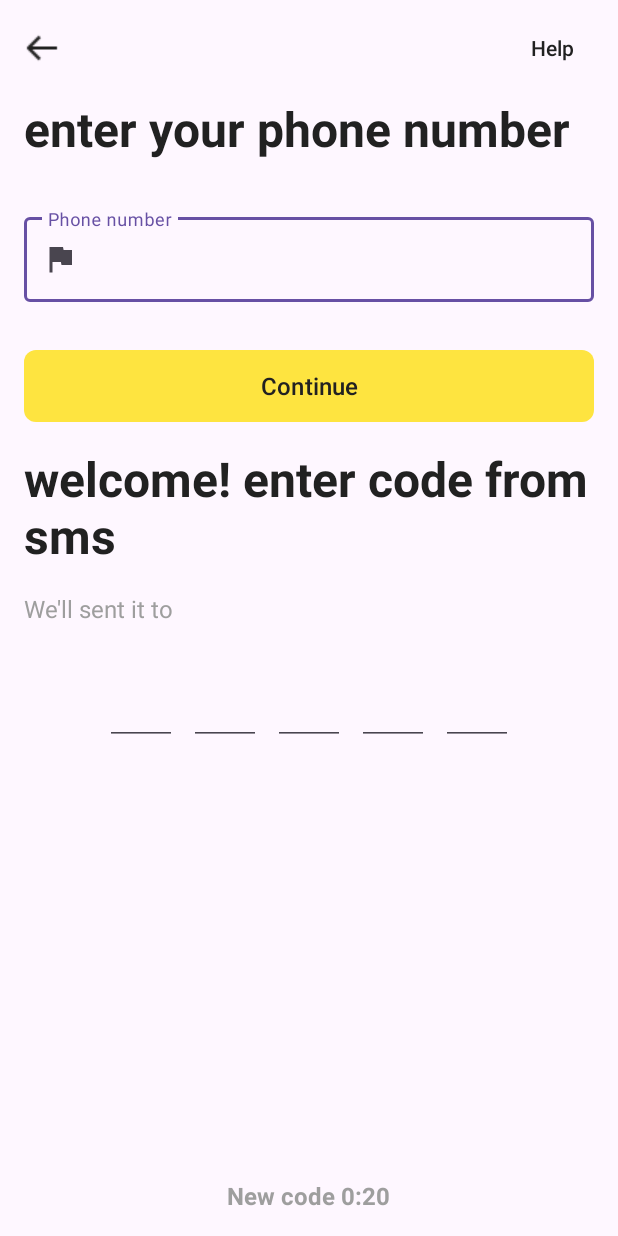
After one commit to Amirelo/FurnitureStore, an Android app: the fragment AccountVerifyFragment shown on its own in the app's theme, on a phone screen of 412 x 824 dp. The commit adds this screen. Run offline under Robolectric (Android 15) with nearby library versions, the phone set to English and light mode, and no system bars; network calls fail.

Commit message:
layouts: Account select country, account starting, account verify phone

```diff
--- /dev/null
+++ b/app/src/main/java/com/example/furniturestore/fragments/AccountVerifyFragment.kt
@@ -0,0 +1,20 @@
+package com.example.furniturestore.fragments
+
+import android.os.Bundle
+import androidx.fragment.app.Fragment
+import android.view.LayoutInflater
+import android.view.View
+import android.view.ViewGroup
+import com.example.furniturestore.R
+
+class AccountVerifyFragment : Fragment() {
+
+    override fun onCreateView(
+        inflater: LayoutInflater, container: ViewGroup?,
+        savedInstanceState: Bundle?
+    ): View? {
+        // Inflate the layout for this fragment
+        return inflater.inflate(R.layout.fragment_account_verify, container, false)
+    }
+
+}
--- a/app/src/main/java/com/example/furniturestore/models/Product.kt
+++ b/app/src/main/java/com/example/furniturestore/models/Product.kt
@@ -9,10 +9,4 @@ data class Product (
     var description: String,
     var addedDate: String,
     var prodImg: String,
-    var height: Float,
-    var width: Float,
-    var depth: Float,
-    var weight: Float,
-    var mainMaterial: String,
-    var composition: String
 )
--- /dev/null
+++ b/app/src/main/res/drawable/ic_flag.xml
@@ -0,0 +1,5 @@
+<vector android:height="24dp" android:tint="#000000"
+    android:viewportHeight="24" android:viewportWidth="24"
+    android:width="24dp" xmlns:android="http://schemas.android.com/apk/res/android">
+    <path android:fillColor="@android:color/white" android:pathData="M14.4,6L14,4H5v17h2v-7h5.6l0.4,2h7V6z"/>
+</vector>
--- /dev/null
+++ b/app/src/main/res/layout/fragment_account_verify.xml
@@ -0,0 +1,121 @@
+<?xml version="1.0" encoding="utf-8"?>
+<FrameLayout xmlns:android="http://schemas.android.com/apk/res/android"
+    xmlns:tools="http://schemas.android.com/tools"
+    android:layout_width="match_parent"
+    android:layout_height="match_parent"
+    xmlns:app="http://schemas.android.com/apk/res-auto"
+    tools:context=".fragments.AccountVerifyFragment">
+
+    <com.google.android.material.appbar.MaterialToolbar
+        android:layout_width="match_parent"
+        android:layout_height="wrap_content"
+        app:navigationIcon="@drawable/arrow_left">
+
+        <com.google.android.material.button.MaterialButton
+            android:layout_width="wrap_content"
+            android:layout_height="wrap_content"
+            android:layout_gravity="end"
+            android:textColor="@color/black_text"
+            app:backgroundTint="#0000"
+            android:text="Help"/>
+
+    </com.google.android.material.appbar.MaterialToolbar>
+
+
+    <LinearLayout
+        android:layout_width="match_parent"
+        android:layout_height="match_parent"
+        android:orientation="vertical"
+        android:paddingHorizontal="16dp"
+        android:layout_marginTop="?attr/actionBarSize">
+
+        <TextView
+            android:layout_width="match_parent"
+            android:layout_height="wrap_content"
+            android:layout_marginBottom="16dp"
+            style="@style/textHeader"
+            android:text="enter your phone number" />
+
+        <com.google.android.material.textfield.TextInputLayout
+            android:layout_width="match_parent"
+            android:layout_height="wrap_content"
+            android:layout_marginVertical="16dp"
+            app:startIconDrawable="@drawable/ic_flag">
+
+            <com.google.android.material.textfield.TextInputEditText
+                android:layout_width="match_parent"
+                android:layout_height="match_parent"
+                android:hint="Phone number" />
+
+        </com.google.android.material.textfield.TextInputLayout>
+
+        <com.google.android.material.button.MaterialButton
+            android:layout_width="match_parent"
+            android:layout_height="wrap_content"
+            android:layout_marginVertical="16dp"
+            style="@style/PrimaryButtonStyle"
+            android:text="Continue"/>
+
+        <TextView
+            android:layout_width="match_parent"
+            android:layout_height="wrap_content"
+            android:layout_marginBottom="16dp"
+            style="@style/textHeader"
+            android:text="welcome! enter code from sms" />
+
+        <TextView
+            android:layout_width="match_parent"
+            android:layout_height="wrap_content"
+            android:layout_marginBottom="16dp"
+            android:textSize="16sp"
+            android:textColor="@color/gray_placeholder"
+            android:text="We'll sent it to" />
+
+
+        <LinearLayout
+            android:layout_width="match_parent"
+            android:layout_height="wrap_content"
+            android:gravity="center_horizontal"
+            android:orientation="horizontal">
+
+            <EditText
+                android:layout_width="48dp"
+                android:layout_height="64dp"
+                android:layout_marginHorizontal="4dp"/>
+
+            <EditText
+                android:layout_width="48dp"
+                android:layout_height="64dp"
+                android:layout_marginHorizontal="4dp"/>
+
+            <EditText
+                android:layout_width="48dp"
+                android:layout_height="64dp"
+                android:layout_marginHorizontal="4dp"/>
+
+            <EditText
+                android:layout_width="48dp"
+                android:layout_height="64dp"
+                android:layout_marginHorizontal="4dp"/>
+
+            <EditText
+                android:layout_width="48dp"
+                android:layout_height="64dp"
+                android:layout_marginHorizontal="4dp"/>
+
+        </LinearLayout>
+
+
+
+    </LinearLayout>
+    <TextView
+        android:layout_width="wrap_content"
+        android:layout_height="wrap_content"
+        android:layout_gravity="bottom|center_horizontal"
+        android:layout_marginBottom="16dp"
+        android:textSize="16sp"
+        android:textStyle="bold"
+        android:textColor="@color/gray_placeholder"
+        android:text="New code 0:20" />
+
+</FrameLayout>
```
Also changed, not shown: app/src/main/java/com/example/furniturestore/fragments/AccountCountryFragment.kt (added, +18 -0 lines), app/src/main/res/layout/fragment_account_country.xml (added, +29 -0 lines), app/src/main/res/layout/fragment_account_start.xml (+32 -1 lines), app/src/main/res/layout/item_country.xml (added, +19 -0 lines).
